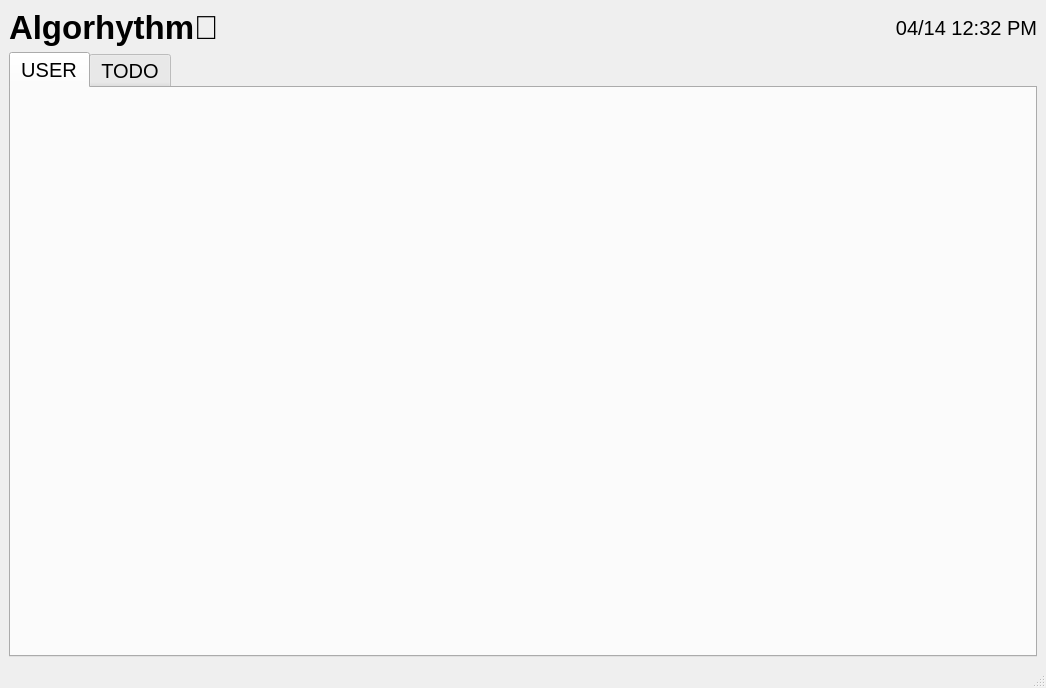
Before: the Qt Designer form Algorhythm/algorhythm.ui in MIN60/Algorhythm, drawn with Qt 5.
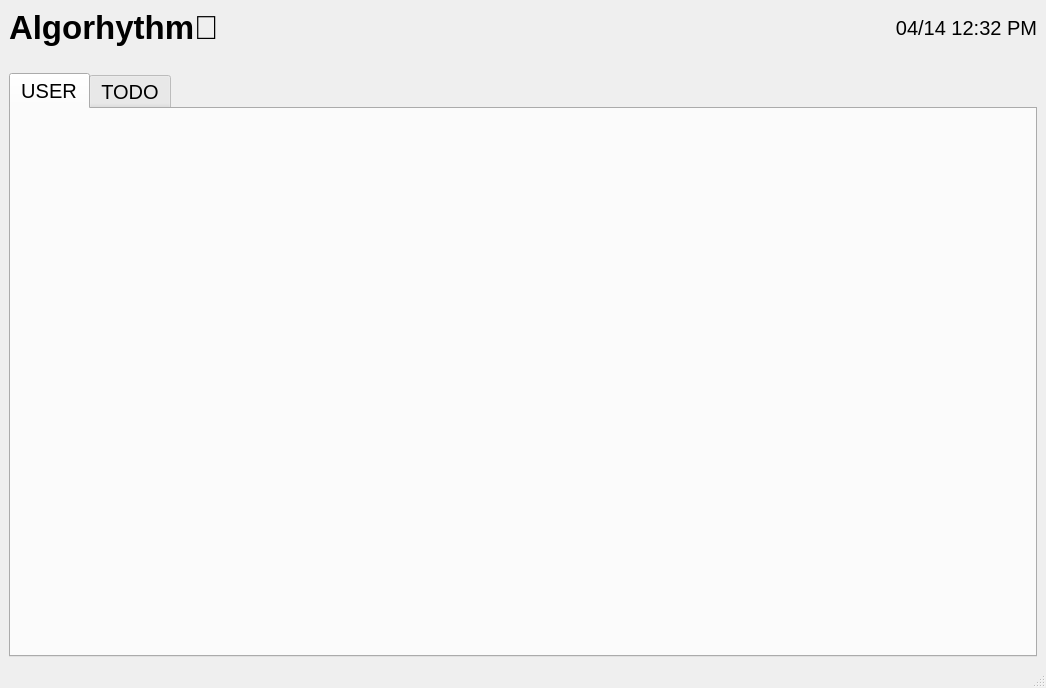
After: the same form once the commit is applied. The open tabs and pages were chosen to show the change.

Commit message: Feat/#1: add space

The edit to the form file:
```diff
--- a/Algorhythm/algorhythm.ui
+++ b/Algorhythm/algorhythm.ui
@@ -50,6 +50,16 @@
       </item>
      </layout>
     </item>
+    <item>
+     <widget class="QWidget" name="widget" native="true">
+      <property name="minimumSize">
+       <size>
+        <width>0</width>
+        <height>15</height>
+       </size>
+      </property>
+     </widget>
+    </item>
     <item>
      <widget class="QTabWidget" name="tabWidget">
       <property name="font">
```
Left out of the diff: 2 changed lines with no effect on the pictures.
